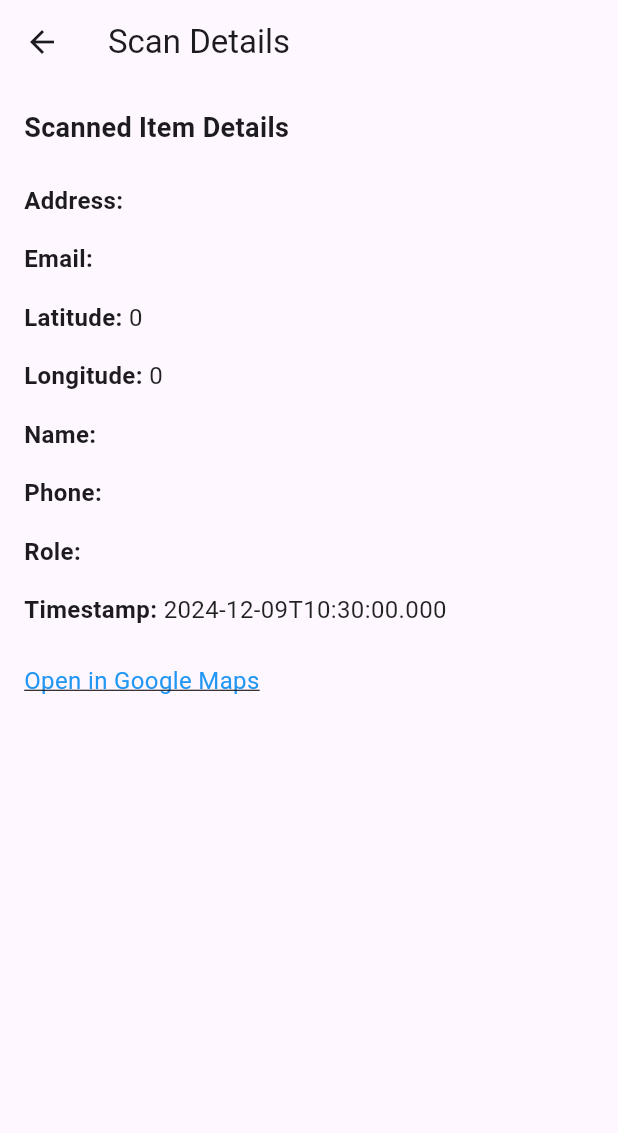
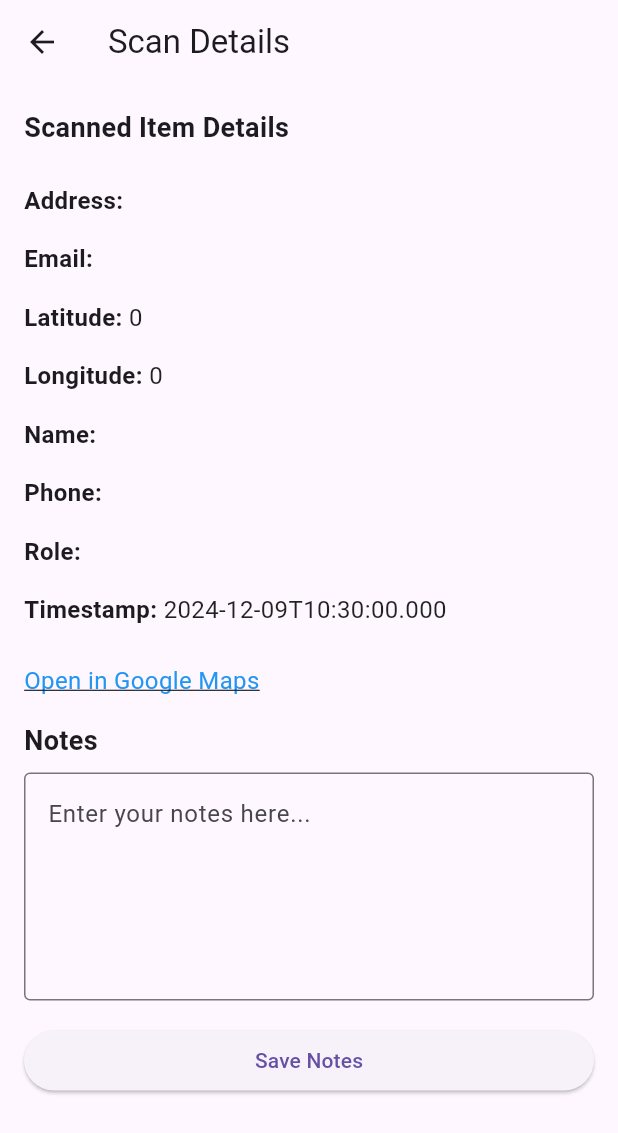
Before and after one commit to davidoswari/ScannerApp, a Flutter app: the DetailsScreen screen opened directly with empty values, on a phone screen of 412 x 824 dp. Shown: the top 1133 px of the screen. Run offline on Flutter 3.47's test engine with Material 3 defaults, Android fonts, the phone set to English and light mode, and no system bars; our stand-ins replace geolocator; missing offline and left inert: mobile_scanner.

Commit message:
created note section in details

```diff
--- a/lib/screens/details_screen.dart
+++ b/lib/screens/details_screen.dart
@@ -1,17 +1,36 @@
 import 'package:flutter/material.dart';
 import 'package:flutter/services.dart'; // For platform channel
 
-class DetailsScreen extends StatelessWidget {
+class DetailsScreen extends StatefulWidget {
   final Map<String, dynamic> data;
 
   DetailsScreen({required this.data});
 
-  // Platform channel for opening URLs
+  @override
+  _DetailsScreenState createState() => _DetailsScreenState();
+}
+
+class _DetailsScreenState extends State<DetailsScreen> {
   static const platform = MethodChannel('com.example.scanner/openUrl');
+  late TextEditingController _notesController;
+  String? savedNotes;
+
+  @override
+  void initState() {
+    super.initState();
+    // Initialize the controller with existing notes or an empty string
+    _notesController = TextEditingController(text: widget.data['notes'] ?? '');
+  }
+
+  @override
+  void dispose() {
+    _notesController.dispose();
+    super.dispose();
+  }
 
   // Generate Google Maps URL
   String getGoogleMapsUrl() {
-    return 'https://www.google.com/maps?q=${data['latitude']},${data['longitude']}';
+    return 'https://www.google.com/maps?q=${widget.data['latitude']},${widget.data['longitude']}';
   }
 
   // Open URL using platform channel
@@ -23,6 +42,17 @@ class DetailsScreen extends StatelessWidget {
         SnackBar(content: Text('Failed to open link: ${e.message}')),
       );
     }
+  }
+
+  // Save notes
+  void _saveNotes() {
+    setState(() {
+      savedNotes = _notesController.text;
+      widget.data['notes'] = savedNotes; // Save notes to the item's data
+    });
+    ScaffoldMessenger.of(context).showSnackBar(
+      SnackBar(content: Text('Notes saved successfully!')),
+    );
   }
 
   @override
@@ -44,8 +74,10 @@ class DetailsScreen extends StatelessWidget {
             ),
             SizedBox(height: 16),
 
-            // Display Each Field
-            ...data.entries.map((entry) {
+            // Display Each Field (Exclude "notes")
+            ...widget.data.entries
+                .where((entry) => entry.key != 'notes') // Exclude the 'notes' key
+                .map((entry) {
               final key = entry.key[0].toUpperCase() + entry.key.substring(1); // Capitalize key
               final value = entry.value.toString(); // Convert value to string
               return Padding(
@@ -71,7 +103,7 @@ class DetailsScreen extends StatelessWidget {
             SizedBox(height: 16),
 
             // Google Maps Link
-            if (data.containsKey('latitude') && data.containsKey('longitude'))
+            if (widget.data.containsKey('latitude') && widget.data.containsKey('longitude'))
               GestureDetector(
                 onTap: () => _openUrl(context, mapsUrl),
                 child: Text(
@@ -83,6 +115,30 @@ class DetailsScreen extends StatelessWidget {
                   ),
                 ),
               ),
+
+            SizedBox(height: 16),
+
+            // Notes Section
+            Text(
+              'Notes',
+              style: TextStyle(fontSize: 18, fontWeight: FontWeight.bold),
+            ),
+            SizedBox(height: 8),
+            TextField(
+              controller: _notesController,
+              maxLines: 5,
+              decoration: InputDecoration(
+                hintText: 'Enter your notes here...',
+                border: OutlineInputBorder(),
+              ),
+            ),
+            SizedBox(height: 16),
+
+            // Save Button
+            ElevatedButton(
+              onPressed: _saveNotes,
+              child: Text('Save Notes'),
+            ),
           ],
         ),
       ),
--- a/lib/screens/main_screen.dart
+++ b/lib/screens/main_screen.dart
@@ -14,7 +14,7 @@ class _MainScreenState extends State<MainScreen> {
 
   // Profile details
   String userName = "John Doe";
-  String userRole = "Farmer";
+  String userRole = "Wearhouse Staff";
 
   // Initialize with mock data
   List<Map<String, dynamic>> scannedDataList = [
--- a/lib/screens/qr_scanner_screen.dart
+++ b/lib/screens/qr_scanner_screen.dart
@@ -84,7 +84,7 @@ class _QRScannerScreenState extends State<QRScannerScreen> {
     widget.onScanned(scannedItem);
 
     // Wait 1 second to show the success overlay, then navigate to the Details Screen
-    await Future.delayed(Duration(seconds: 1));
+    await Future.delayed(Duration(milliseconds: 500));
     setState(() {
       showSuccess = false;
     });
```
